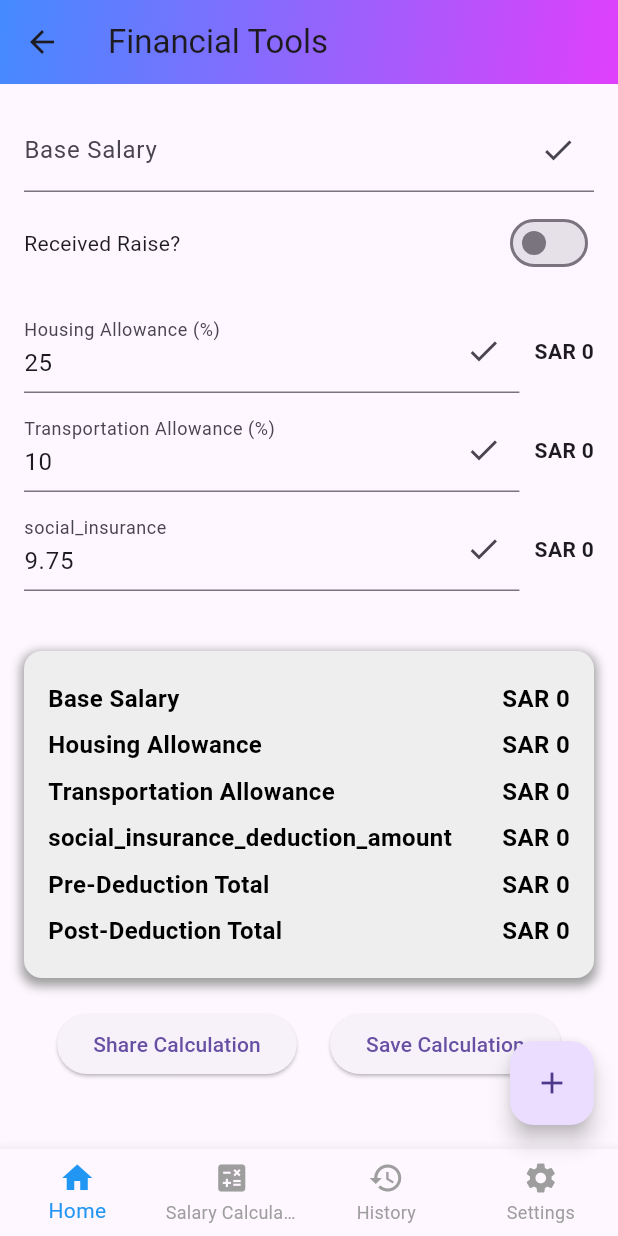
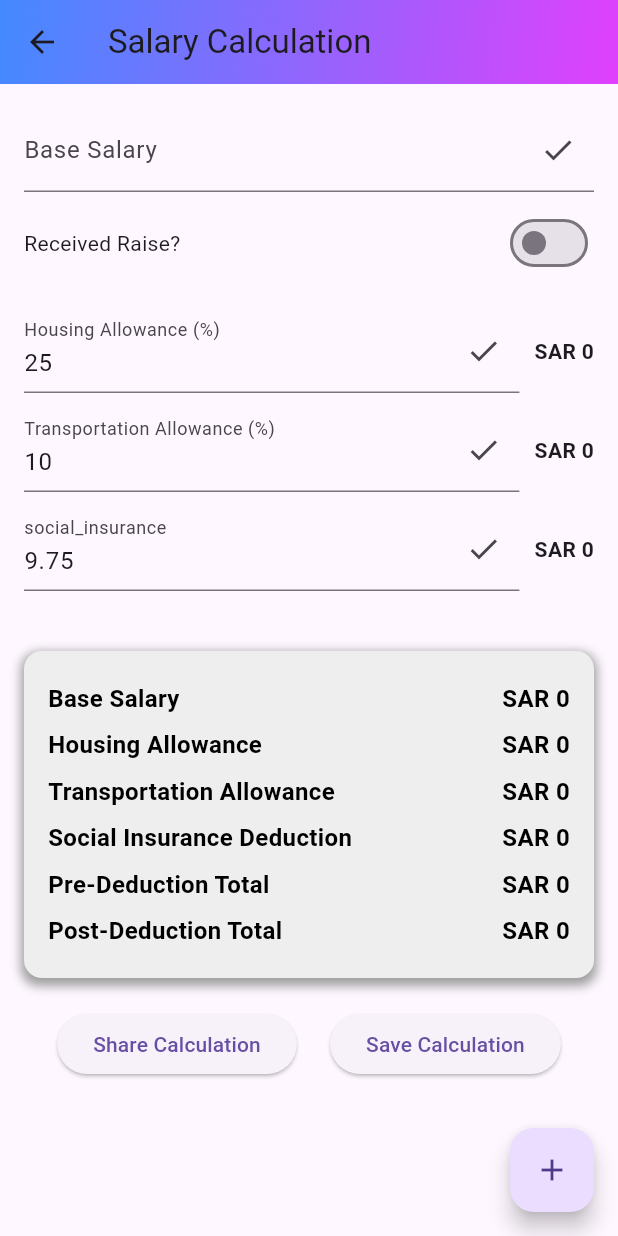
Before and after one commit to iappnet/FinCal, a Flutter app: the SalaryCalculationScreen screen opened by its route, on a phone screen of 412 x 824 dp. Run offline on Flutter 3.47's test engine with Material 3 defaults, Android fonts, the phone set to English and light mode, and no system bars; our stand-ins replace flutter_secure_storage, get, image_gallery_saver, pdf, share_plus, sqflite; accounts and stored records are empty.

Commit message:
add new features and Enhance app and add localization

```diff
--- a/assets/lang/en.json
+++ b/assets/lang/en.json
@@ -59,7 +59,7 @@
   "save_calculation": "Save Calculation",
   "housing_allowance_amount": "Housing Allowance",
   "transportation_allowance_amount": "Transportation Allowance",
-  "social_insurance_deduction__amount": "Social Insurance Deduction",
+  "social_insurance_deduction_amount": "Social Insurance Deduction",
   "pre_deduction_total": "Pre-Deduction Total",
   "post_deduction_total": "Post-Deduction Total",
   "enter_your_name": "Enter your name",
--- a/lib/app/utils/shared_appbar.dart
+++ b/lib/app/utils/shared_appbar.dart
@@ -1,5 +1,4 @@
 import 'package:flutter/material.dart';
-import 'package:get/get.dart';
 
 class SharedAppBar extends StatelessWidget implements PreferredSizeWidget {
   final String title;
@@ -20,7 +19,7 @@ class SharedAppBar extends StatelessWidget implements PreferredSizeWidget {
   @override
   Widget build(BuildContext context) {
     return AppBar(
-      title: Text('app_title'.tr),
+      title: Text(title),
       flexibleSpace: Container(
         decoration: BoxDecoration(
           gradient: gradient,
--- a/lib/app/views/history_screen.dart
+++ b/lib/app/views/history_screen.dart
@@ -1,6 +1,7 @@
 import 'package:flutter/material.dart';
 import 'package:get/get.dart';
 import '../controllers/history_controller.dart';
+import '../utils/shared_appbar.dart';
 
 class HistoryScreen extends StatelessWidget {
   final HistoryController controller = Get.put(HistoryController());
@@ -10,8 +11,13 @@ class HistoryScreen extends StatelessWidget {
   @override
   Widget build(BuildContext context) {
     return Scaffold(
-      appBar: AppBar(
-        title: Text('calculation_history'.tr), // Localized
+      appBar: SharedAppBar(
+        title: 'calculation_history'.tr,
+        gradient: LinearGradient(
+          colors: [Colors.blueAccent, Colors.purpleAccent],
+          begin: Alignment.topLeft,
+          end: Alignment.bottomRight,
+        ),
       ),
       body: Obx(() {
         if (controller.isLoading.value) {
--- a/lib/app/views/salary_calculation_screen.dart
+++ b/lib/app/views/salary_calculation_screen.dart
@@ -4,7 +4,6 @@ import '../controllers/salary_calculation_controller.dart';
 import '../models/allowance_model.dart';
 import '../utils/decimal_formatter.dart';
 import '../utils/shared_appbar.dart';
-import '../utils/shared_bottom_navbar.dart';
 
 class SalaryCalculationScreen extends StatelessWidget {
   final SalaryCalculationController controller =
@@ -498,26 +497,6 @@ class SalaryCalculationScreen extends StatelessWidget {
         onPressed: () => controller.addAllowance(context),
         child: Icon(Icons.add),
       ),
-      bottomNavigationBar: SharedBottomNavBar(
-        items: [
-          BottomNavigationBarItem(
-            icon: Icon(Icons.home),
-            label: 'home'.tr,
-          ),
-          BottomNavigationBarItem(
-            icon: Icon(Icons.calculate),
-            label: 'salary_calculation'.tr,
-          ),
-          BottomNavigationBarItem(
-            icon: Icon(Icons.history),
-            label: 'history'.tr,
-          ),
-          BottomNavigationBarItem(
-            icon: Icon(Icons.settings),
-            label: 'settings'.tr,
-          ),
-        ],
-      ),
     );
   }
 
```
Also changed, not shown: 3 other files.
